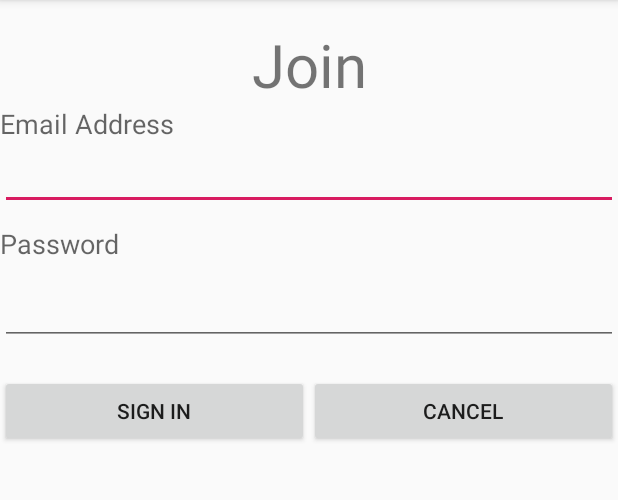
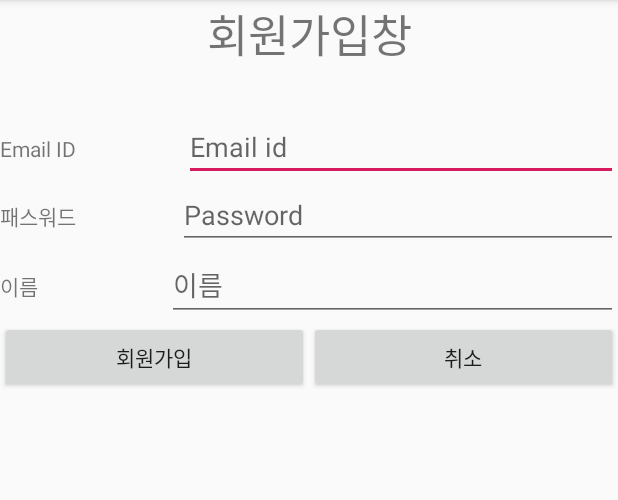
Before and after one commit to owjs3901/SharingEconomyHackerton, an Android app: the JoinActivity screen opened directly, with no data from a screen before it, on a phone screen of 412 x 824 dp, the part 84-584 px from its top. Run offline under Robolectric (Android 15) with nearby library versions, the phone set to English and light mode, and no system bars.

Commit message:
수정본

```diff
--- a/app/src/main/AndroidManifest.xml
+++ b/app/src/main/AndroidManifest.xml
@@ -9,7 +9,8 @@
         android:roundIcon="@mipmap/ic_launcher_round"
         android:supportsRtl="true"
         android:theme="@style/AppTheme">
-        <activity android:name=".JoinActivity"></activity>
+        <activity android:name=".HomeActivity"></activity>
+        <activity android:name=".JoinActivity" />
         <activity android:name=".LoginActivity">
             <intent-filter>
                 <action android:name="android.intent.action.MAIN" />
--- a/app/src/main/java/com/sharingeconomy/JoinActivity.java
+++ b/app/src/main/java/com/sharingeconomy/JoinActivity.java
@@ -14,10 +14,10 @@ public class JoinActivity extends AppCompatActivity {
         super.onCreate(savedInstanceState);
         setContentView(R.layout.activity_join);
 
-        Button btnSubmit = (Button) findViewById(R.id.btnSubmit);
+        Button btnSignUp = (Button) findViewById(R.id.btnSignUp);
         Button btnCancel = (Button) findViewById(R.id.btnCancel);
         EditText editTextLoginPassword = (EditText) findViewById(R.id.editTextLoginPassword);
-        EditText editTextEmailAddress = (EditText) findViewById(R.id.editTextEmailAddress);
+        EditText editTextEmailAddress = (EditText) findViewById(R.id.editTextEmailId);
 
         btnCancel.setOnClickListener(new View.OnClickListener() {
             @Override
--- a/app/src/main/res/layout/activity_join.xml
+++ b/app/src/main/res/layout/activity_join.xml
@@ -6,74 +6,99 @@
     android:layout_height="match_parent"
     tools:context=".JoinActivity">
 
-    <TextView
-        android:id="@+id/textviewJoin"
-        android:layout_width="221dp"
-        android:layout_height="54dp"
-        android:layout_centerHorizontal="true"
-        android:gravity="center"
-        android:layout_marginTop="16dp"
-        android:textSize="40sp"
-        android:text="Join"
-        />
+    <LinearLayout
+        android:layout_width="match_parent"
+        android:layout_height="match_parent"
+        android:orientation="vertical">
 
     <TextView
-        android:id="@+id/textviewEmailAddress"
+        android:layout_width="match_parent"
+        android:layout_height="wrap_content"
+        android:text="회원가입창"
+        android:textSize="30dp"
+        android:layout_gravity="center"
+        android:gravity="center"/>
+
+    <LinearLayout
+        android:paddingTop="30dp"
+        android:layout_width="match_parent"
+        android:layout_height="wrap_content"
+        android:orientation="horizontal">
+
+
+        <TextView
             android:layout_width="wrap_content"
             android:layout_height="wrap_content"
-        android:layout_below="@+id/textviewJoin"
-        android:text="Email Address"
-        android:textAppearance="?android:attr/textAppearanceMedium"/>
+            android:layout_weight="1"
+            android:text="Email ID"/>
 
         <EditText
-        android:id="@+id/editTextEmailAddress"
-        android:layout_width="match_parent"
-        android:layout_height="wrap_content"
-        android:ems="10"
-        android:layout_marginBottom="10dp"
-        android:inputType="textEmailAddress"
-        android:layout_below="@+id/textviewEmailAddress">
-
-        <requestFocus />
-    </EditText>
-
-    <TextView
-        android:id="@+id/textViewPassword"
+            android:id="@+id/editTextEmailId"
             android:layout_width="wrap_content"
             android:layout_height="wrap_content"
-        android:text="Password"
-        android:textAppearance="?android:attr/textAppearanceMedium"
-        android:layout_below="@+id/editTextEmailAddress"/>
+            android:layout_weight="3"
+            android:hint="Email id"/>
 
-    <EditText
-        android:id="@+id/editTextPassword"
-        android:layout_width="match_parent"
-        android:layout_height="wrap_content"
-        android:ems="10"
-        android:layout_marginTop="10dp"
-        android:inputType="textPassword"
-        android:layout_below="@+id/textViewPassword"/>
+    </LinearLayout>
 
     <LinearLayout
         android:layout_width="match_parent"
         android:layout_height="wrap_content"
-        android:orientation="horizontal"
-        android:layout_below="@+id/editTextPassword">
-    <Button
-        android:id="@+id/btnSubmit"
-        android:layout_width="100dp"
+        android:orientation="horizontal">
+        <TextView
+            android:layout_width="wrap_content"
             android:layout_height="wrap_content"
             android:layout_weight="1"
-        android:layout_marginTop="20dp"
-        android:text="Sign in"/>
+            android:text="패스워드"/>
+
+        <EditText
+            android:id="@+id/editTextEmailPassword"
+            android:layout_below="@+id/editTextEmailId"
+            android:layout_width="wrap_content"
+            android:layout_height="wrap_content"
+            android:layout_weight="3"
+            android:hint="Password"/>
+
+    </LinearLayout>
+
+    <LinearLayout
+        android:layout_width="match_parent"
+        android:layout_height="wrap_content"
+        android:orientation="horizontal">
+        <TextView
+            android:layout_width="wrap_content"
+            android:layout_height="wrap_content"
+            android:layout_weight="1"
+            android:text="이름"/>
+
+        <EditText
+            android:id="@+id/editTextUserName"
+            android:layout_below="@+id/editTextEmailPassword"
+            android:layout_width="wrap_content"
+            android:layout_height="wrap_content"
+            android:layout_weight="3"
+            android:hint="이름"/>
+    </LinearLayout>
+
+        <LinearLayout
+            android:layout_width="match_parent"
+            android:layout_height="wrap_content"
+            android:orientation="horizontal">
+            <Button
+                android:id="@+id/btnSignUp"
+                android:layout_width="wrap_content"
+                android:layout_height="wrap_content"
+                android:layout_weight="1"
+                android:text="회원가입"/>
 
             <Button
                 android:id="@+id/btnCancel"
-        android:layout_width="100dp"
+                android:layout_width="wrap_content"
                 android:layout_height="wrap_content"
                 android:layout_weight="1"
-        android:layout_marginTop="20dp"
-        android:text="Cancel"/>
+                android:text="취소"/>
+        </LinearLayout>
+
 
 </LinearLayout>
 
```
Also changed, not shown: app/src/main/java/com/sharingeconomy/HomeActivity.java (+57 -2 lines), app/src/main/java/com/sharingeconomy/LoginActivity.java (+8 -0 lines), app/src/main/res/layout/activity_home.xml (+10 -2 lines), app/src/main/res/layout/extra_popup_window.xml (+25 -3 lines). Lines whose indentation alone changed are shown as unchanged.
